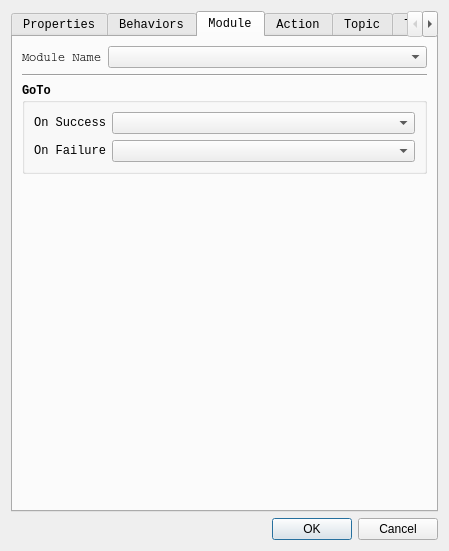
ES-TUDelft/interaction-design-tool-ir, file interaction_manager/ui/editblockdialog.ui: the form before one commit.
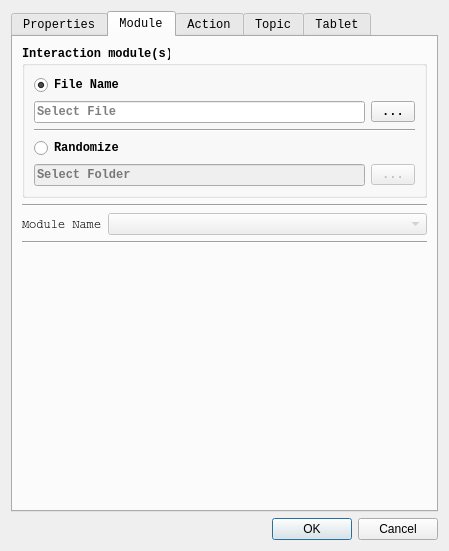
The form after the commit. The open tabs and pages were chosen to show the change.

Commit message: Added design modules and updated the robot worker

What changed in the file:
```diff
--- a/interaction_manager/ui/editblockdialog.ui
+++ b/interaction_manager/ui/editblockdialog.ui
@@ -175,117 +175,6 @@
        </item>
       </layout>
      </widget>
-     <widget class="QWidget" name="behaviorsTab">
-      <attribute name="title">
-       <string>Behaviors</string>
-      </attribute>
-      <layout class="QGridLayout" name="gridLayout_22">
-       <item row="0" column="0">
-        <layout class="QGridLayout" name="gridLayout_16">
-         <item row="1" column="0">
-          <spacer name="verticalSpacer_3">
-           <property name="orientation">
-            <enum>Qt::Vertical</enum>
-           </property>
-           <property name="sizeHint" stdset="0">
-            <size>
-             <width>20</width>
-             <height>40</height>
-            </size>
-           </property>
-          </spacer>
-         </item>
-         <item row="0" column="0">
-          <widget class="QGroupBox" name="groupBox_6">
-           <property name="title">
-            <string>Gestures</string>
-           </property>
-           <layout class="QGridLayout" name="gridLayout_21">
-            <item row="0" column="0">
-             <layout class="QGridLayout" name="gridLayout_15">
-              <item row="3" column="0">
-               <widget class="QLabel" name="label_19">
-                <property name="font">
-                 <font>
-                  <family>Courier New</family>
-                  <weight>50</weight>
-                  <bold>false</bold>
-                 </font>
-                </property>
-                <property name="text">
-                 <string>Close Gesture</string>
-                </property>
-               </widget>
-              </item>
-              <item row="2" column="1">
-               <widget class="Line" name="line_11">
-                <property name="orientation">
-                 <enum>Qt::Horizontal</enum>
-                </property>
-               </widget>
-              </item>
-              <item row="3" column="1">
-               <widget class="QLineEdit" name="closeGestureLineEdit"/>
-              </item>
-              <item row="0" column="1">
-               <widget class="QLineEdit" name="openGestureLineEdit"/>
-              </item>
-              <item row="0" column="0">
-               <widget class="QLabel" name="label_20">
-                <property name="font">
-                 <font>
-                  <family>Courier New</family>
-                  <weight>50</weight>
-                  <bold>false</bold>
-                 </font>
-                </property>
-                <property name="text">
-                 <string>Open Gesture</string>
-                </property>
-               </widget>
-              </item>
-              <item row="1" column="1">
-               <widget class="QComboBox" name="openGestureComboBox"/>
-              </item>
-              <item row="5" column="1">
-               <widget class="Line" name="line_4">
-                <property name="orientation">
-                 <enum>Qt::Horizontal</enum>
-                </property>
-               </widget>
-              </item>
-              <item row="4" column="1">
-               <widget class="QComboBox" name="closeGesturesComboBox"/>
-              </item>
-              <item row="1" column="0">
-               <widget class="QPushButton" name="testOpenGesturesPushButton">
-                <property name="enabled">
-                 <bool>false</bool>
-                </property>
-                <property name="text">
-                 <string>Test</string>
-                </property>
-               </widget>
-              </item>
-              <item row="4" column="0">
-               <widget class="QPushButton" name="testCloseGesturePushButton">
-                <property name="enabled">
-                 <bool>false</bool>
-                </property>
-                <property name="text">
-                 <string>Test</string>
-                </property>
-               </widget>
-              </item>
-             </layout>
-            </item>
-           </layout>
-          </widget>
-         </item>
-        </layout>
-       </item>
-      </layout>
-     </widget>
      <widget class="QWidget" name="moduleTab">
       <attribute name="title">
        <string>Module</string>
@@ -293,92 +182,40 @@
       <layout class="QGridLayout" name="gridLayout_32">
        <item row="0" column="0">
         <layout class="QGridLayout" name="gridLayout_27">
-         <item row="2" column="0">
-          <widget class="QGroupBox" name="moduleGoToGroupBox">
-           <property name="font">
-            <font>
-             <family>Courier New</family>
-             <weight>75</weight>
-             <bold>true</bold>
-            </font>
+         <item row="4" column="0">
+          <spacer name="verticalSpacer_4">
+           <property name="orientation">
+            <enum>Qt::Vertical</enum>
            </property>
-           <property name="title">
-            <string>GoTo</string>
+           <property name="sizeHint" stdset="0">
+            <size>
+             <width>20</width>
+             <height>40</height>
+            </size>
            </property>
-           <layout class="QGridLayout" name="gridLayout_23">
-            <item row="0" column="0">
-             <layout class="QGridLayout" name="gridLayout_25">
-              <item row="1" column="0">
-               <widget class="QLabel" name="label_24">
-                <property name="sizePolicy">
-                 <sizepolicy hsizetype="Fixed" vsizetype="Preferred">
-                  <horstretch>0</horstretch>
-                  <verstretch>0</verstretch>
-                 </sizepolicy>
-                </property>
-                <property name="font">
-                 <font>
-                  <family>Courier New</family>
-                  <weight>50</weight>
-                  <bold>false</bold>
-                 </font>
-                </property>
-                <property name="text">
-                 <string>On Failure</string>
-                </property>
-                <property name="alignment">
-                 <set>Qt::AlignRight|Qt::AlignTrailing|Qt::AlignVCenter</set>
-                </property>
-               </widget>
-              </item>
-              <item row="0" column="0">
-               <widget class="QLabel" name="label_22">
-                <property name="sizePolicy">
-                 <sizepolicy hsizetype="Fixed" vsizetype="Preferred">
-                  <horstretch>0</horstretch>
-                  <verstretch>0</verstretch>
-                 </sizepolicy>
-                </property>
-                <property name="font">
-                 <font>
-                  <family>Courier New</family>
-                  <weight>50</weight>
-                  <bold>false</bold>
-                 </font>
-                </property>
-                <property name="text">
-                 <string>On Success</string>
-                </property>
-                <property name="alignment">
-                 <set>Qt::AlignRight|Qt::AlignTrailing|Qt::AlignVCenter</set>
-                </property>
-               </widget>
-              </item>
-              <item row="1" column="1">
-               <widget class="QComboBox" name="failureModuleGoToComboBox"/>
-              </item>
-              <item row="0" column="1">
-               <widget class="QComboBox" name="successModuleGoToComboBox"/>
-              </item>
-             </layout>
-            </item>
-           </layout>
-          </widget>
+          </spacer>
          </item>
-         <item row="1" column="0">
+         <item row="3" column="0">
           <widget class="Line" name="line_8">
            <property name="orientation">
             <enum>Qt::Horizontal</enum>
            </property>
           </widget>
          </item>
-         <item row="0" column="0">
+         <item row="2" column="0">
           <layout class="QGridLayout" name="gridLayout_26">
-           <item row="0" column="1">
-            <widget class="QComboBox" name="moduleNameComboBox"/>
+           <item row="0" column="1" colspan="2">
+            <widget class="QComboBox" name="moduleNameComboBox">
+             <property name="enabled">
+              <bool>false</bool>
+             </property>
+            </widget>
            </item>
            <item row="0" column="0">
             <widget class="QLabel" name="label_25">
+             <property name="enabled">
+              <bool>true</bool>
+             </property>
              <property name="sizePolicy">
               <sizepolicy hsizetype="Fixed" vsizetype="Preferred">
                <horstretch>0</horstretch>
@@ -399,18 +236,90 @@
            </item>
           </layout>
          </item>
-         <item row="3" column="0">
-          <spacer name="verticalSpacer_4">
+         <item row="0" column="0">
+          <widget class="QGroupBox" name="moduleInteractionGroupBox">
+           <property name="font">
+            <font>
+             <family>Courier New</family>
+             <weight>75</weight>
+             <bold>true</bold>
+            </font>
+           </property>
+           <property name="title">
+            <string>Interaction module(s)</string>
+           </property>
+           <layout class="QGridLayout" name="gridLayout_23">
+            <item row="0" column="0">
+             <layout class="QGridLayout" name="gridLayout_25">
+              <item row="3" column="0">
+               <widget class="QRadioButton" name="moduleRandomizeRadioButton">
+                <property name="text">
+                 <string>Randomize</string>
+                </property>
+               </widget>
+              </item>
+              <item row="1" column="0">
+               <widget class="QLineEdit" name="moduleFileNameLineEdit">
+                <property name="placeholderText">
+                 <string>Select File</string>
+                </property>
+               </widget>
+              </item>
+              <item row="4" column="0">
+               <widget class="QLineEdit" name="moduleFolderNameLineEdit">
+                <property name="enabled">
+                 <bool>false</bool>
+                </property>
+                <property name="placeholderText">
+                 <string>Select Folder</string>
+                </property>
+               </widget>
+              </item>
+              <item row="0" column="0">
+               <widget class="QRadioButton" name="moduleFileRadioButton">
+                <property name="text">
+                 <string>File Name</string>
+                </property>
+                <property name="checked">
+                 <bool>true</bool>
+                </property>
+               </widget>
+              </item>
+              <item row="4" column="1">
+               <widget class="QToolButton" name="moduleSelectFolderToolButton">
+                <property name="enabled">
+                 <bool>false</bool>
+                </property>
+                <property name="text">
+                 <string>...</string>
+                </property>
+               </widget>
+              </item>
+              <item row="1" column="1">
+               <widget class="QToolButton" name="moduleSelectFileToolButton">
+                <property name="text">
+                 <string>...</string>
+                </property>
+               </widget>
+              </item>
+              <item row="2" column="0" colspan="2">
+               <widget class="Line" name="line_4">
+                <property name="orientation">
+                 <enum>Qt::Horizontal</enum>
+                </property>
+               </widget>
+              </item>
+             </layout>
+            </item>
+           </layout>
+          </widget>
+         </item>
+         <item row="1" column="0">
+          <widget class="Line" name="line_12">
            <property name="orientation">
-            <enum>Qt::Vertical</enum>
+            <enum>Qt::Horizontal</enum>
            </property>
-           <property name="sizeHint" stdset="0">
-            <size>
-             <width>20</width>
-             <height>40</height>
-            </size>
-           </property>
-          </spacer>
+          </widget>
          </item>
         </layout>
        </item>
```
Left out of the diff: 210 changed lines with no effect on the pictures. The commit also changes 21 other files.
